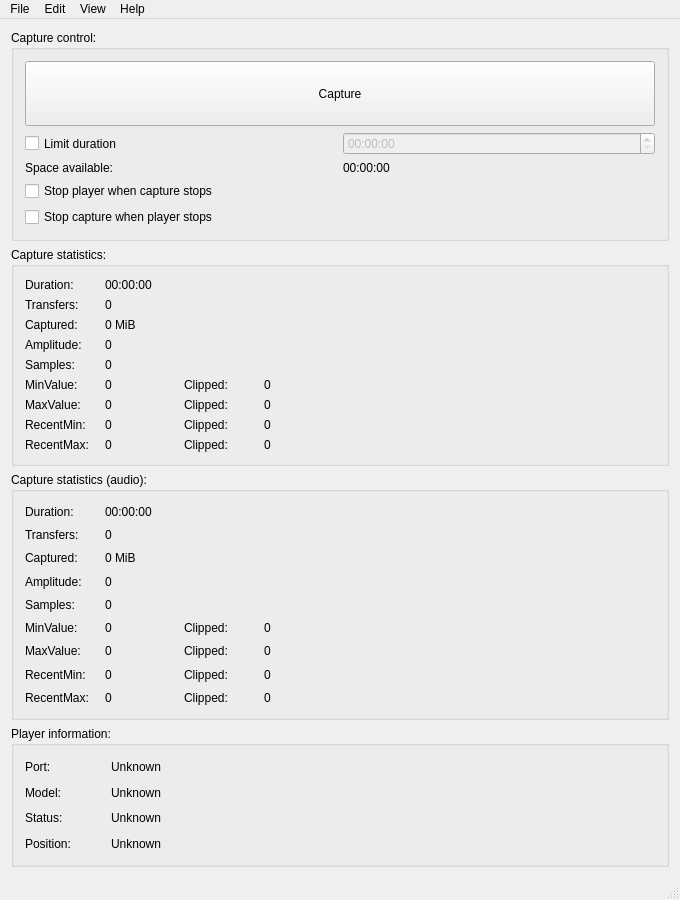
This is Linux-Application/DomesdayDuplicator/mainwindow.ui in JonasCz/DomesdayDuplicator-audio-ADC as Qt 5 draws it before an edit. The edited form follows.
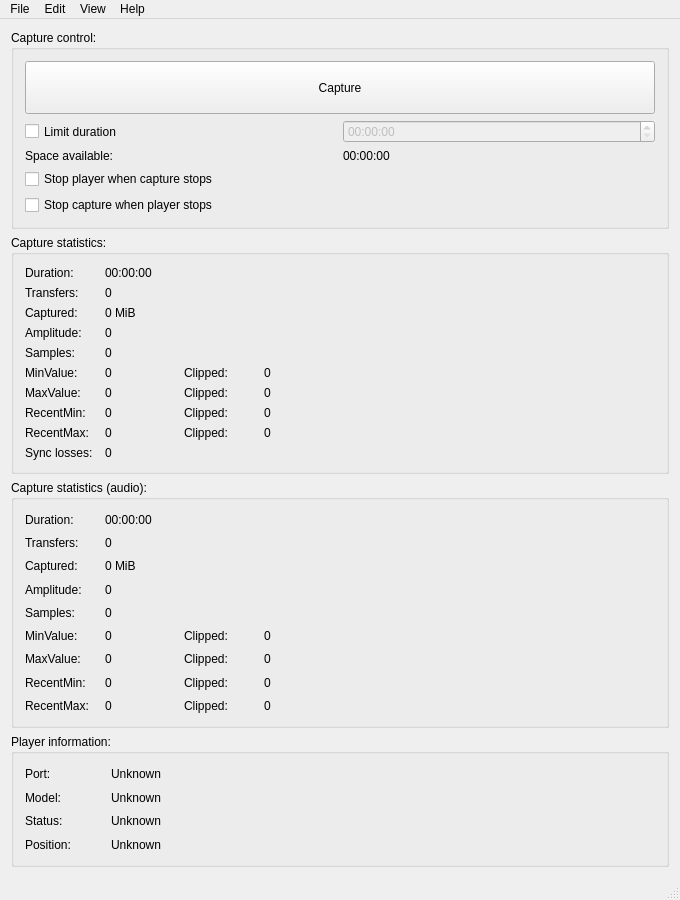
This is the edited form. Icons and pictures are not drawn. Custom widgets are drawn as their Qt base class.

Commit message: ignore sync loss

Diff of the .ui file:
```diff
--- a/Linux-Application/DomesdayDuplicator/mainwindow.ui
+++ b/Linux-Application/DomesdayDuplicator/mainwindow.ui
@@ -444,6 +444,26 @@
            </property>
           </widget>
          </item>
+         <item row="9" column="0">
+          <widget class="QLabel" name="syncLossCountPreLabel">
+           <property name="text">
+            <string>Sync losses:</string>
+           </property>
+          </widget>
+         </item>
+         <item row="9" column="1" colspan="3">
+          <widget class="QLabel" name="syncLossCountLabel">
+           <property name="sizePolicy">
+            <sizepolicy hsizetype="Expanding" vsizetype="Preferred">
+             <horstretch>0</horstretch>
+             <verstretch>0</verstretch>
+            </sizepolicy>
+           </property>
+           <property name="text">
+            <string>0</string>
+           </property>
+          </widget>
+         </item>
         </layout>
        </item>
        <item>
```
The commit also changes 7 other files.
